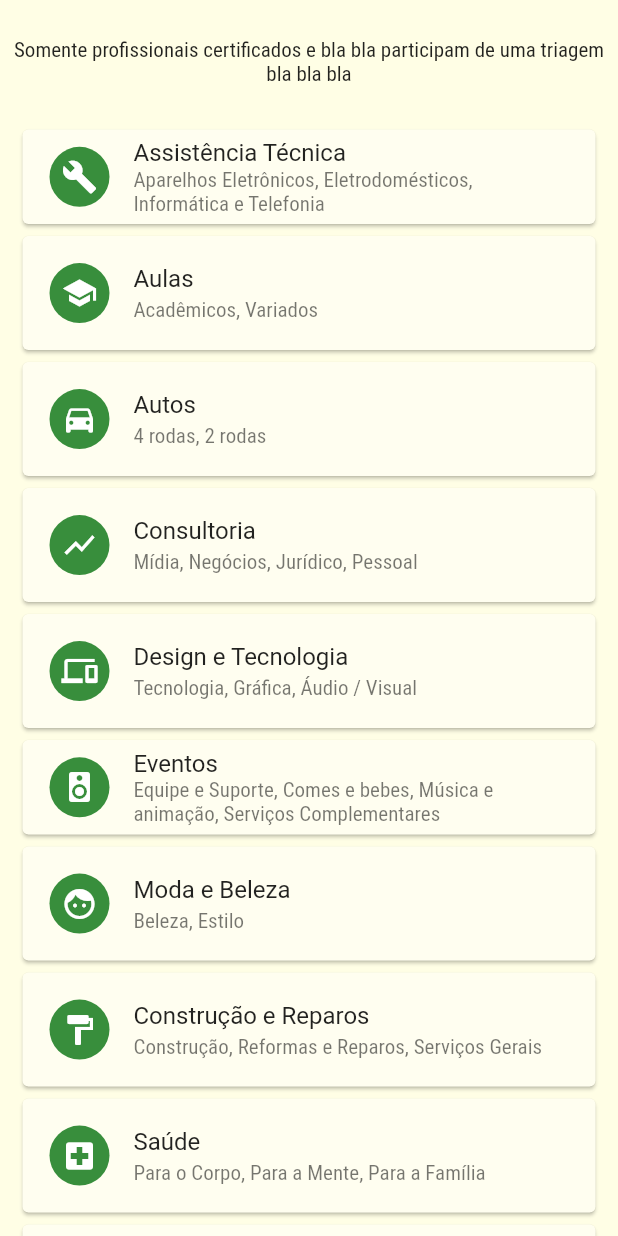
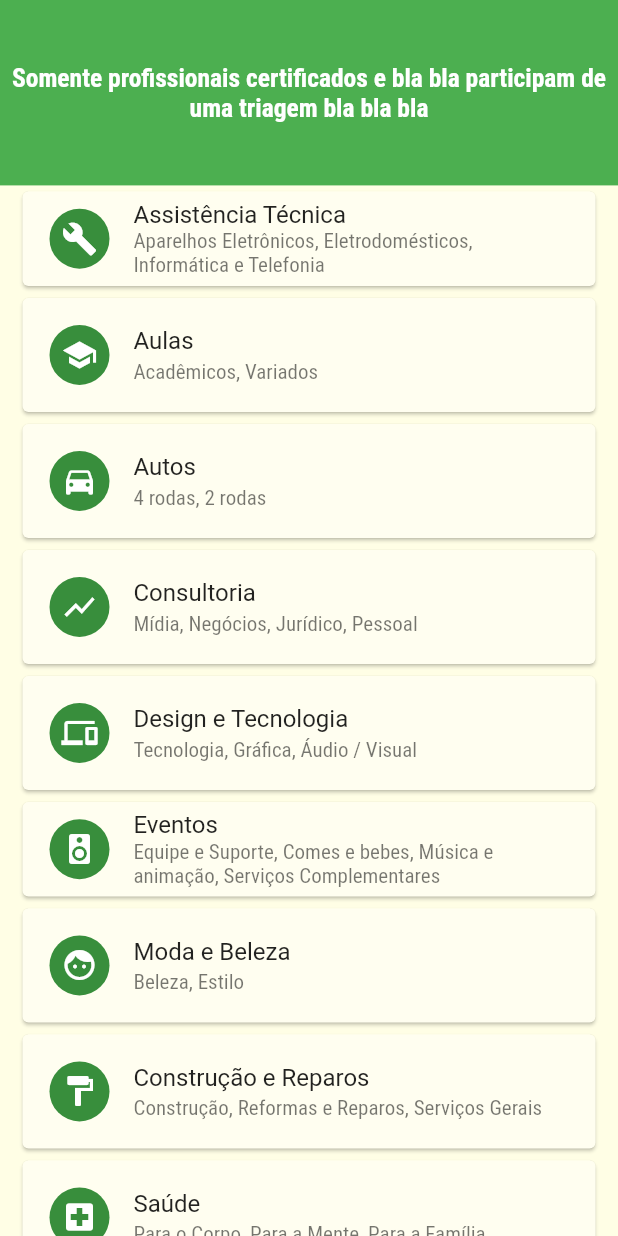
Before and after one commit to Jordhan-Carvalho/flutter-vitrine, a Flutter app: the ServicesScreen widget shown alone on an empty page, opened directly, on a phone screen of 412 x 824 dp. Run offline on Flutter 3.47's test engine with Material 2 defaults, Android fonts, the phone set to English and light mode, and no system bars; our stand-ins replace cloud_firestore, firebase_auth, firebase_storage, google_sign_in, image_cropper, image_picker and 2 more; missing offline and left inert: flutter_open_whatsapp; accounts and stored records are empty.

```diff
--- a/lib/main.dart
+++ b/lib/main.dart
@@ -3,6 +3,7 @@ import 'package:intl/date_symbol_data_local.dart';
 import 'package:provider/provider.dart';
 import 'package:flutter/services.dart';
 
+import './screens/service_detail_screen.dart';
 import './providers/services.dart';
 import './screens/service_category_screen.dart';
 import './screens/about_screen.dart';
@@ -85,6 +86,7 @@ class MyApp extends StatelessWidget {
             EditProductScreen.routeName: (_) => EditProductScreen(),
             LoginScreen.routeName: (_) => LoginScreen(),
             AboutScreen.routeName: (_) => AboutScreen(),
+            ServiceDetailScreen.routeName: (_) => ServiceDetailScreen(),
           },
           // Used to pass args on statefull widgets (initState widget.arg)
           onGenerateRoute: (RouteSettings settings) {
--- a/lib/screens/services_screen.dart
+++ b/lib/screens/services_screen.dart
@@ -9,29 +9,37 @@ class ServicesScreen extends StatelessWidget {
   @override
   Widget build(BuildContext context) {
     final mediaQuery = MediaQuery.of(context);
-    return Column(
-      children: <Widget>[
-        Container(
-          height: mediaQuery.size.height * 0.1,
-          child: Center(
-            child: Text(
-              "Somente profissionais certificados e bla bla participam de uma triagem bla bla bla",
-              textAlign: TextAlign.center,
+    return CustomScrollView(
+      slivers: <Widget>[
+        SliverAppBar(
+          automaticallyImplyLeading: false,
+          expandedHeight: mediaQuery.size.height * 0.15,
+          flexibleSpace: FlexibleSpaceBar(
+            background: Center(
+              child: Text(
+                "Somente profissionais certificados e bla bla participam de uma triagem bla bla bla",
+                style: TextStyle(
+                  color: Colors.white,
+                  fontWeight: FontWeight.bold,
+                  fontSize: 17 * mediaQuery.textScaleFactor,
+                ),
+                textAlign: TextAlign.center,
+              ),
             ),
           ),
         ),
-        Expanded(
-          child: ListView.builder(
-            itemBuilder: (ctx, index) {
+        SliverList(
+          delegate: SliverChildBuilderDelegate(
+            (context, index) {
               return ServiceItemList(
                 Service.loadCategories.keys.toList()[index],
                 Service.loadCategories.values.toList()[index]['subcategory'],
                 Service.loadCategories.values.toList()[index]['icon'],
               );
             },
-            itemCount: Service.loadCategories.length,
+            childCount: Service.loadCategories.length,
           ),
-        )
+        ),
       ],
     );
   }
```
Also changed, not shown: lib/providers/services.dart (+6 -1 lines), lib/screens/service_category_screen.dart (+56 -10 lines), lib/screens/service_detail_screen.dart (+134 -96 lines), lib/widgets/service_item.dart (+16 -39 lines).
